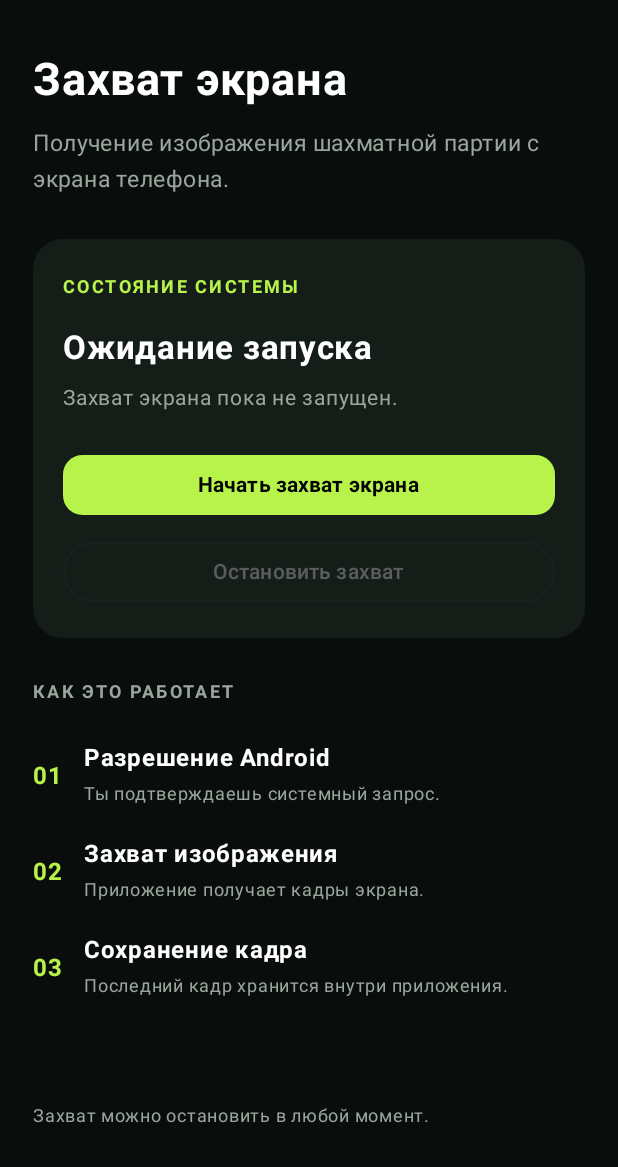
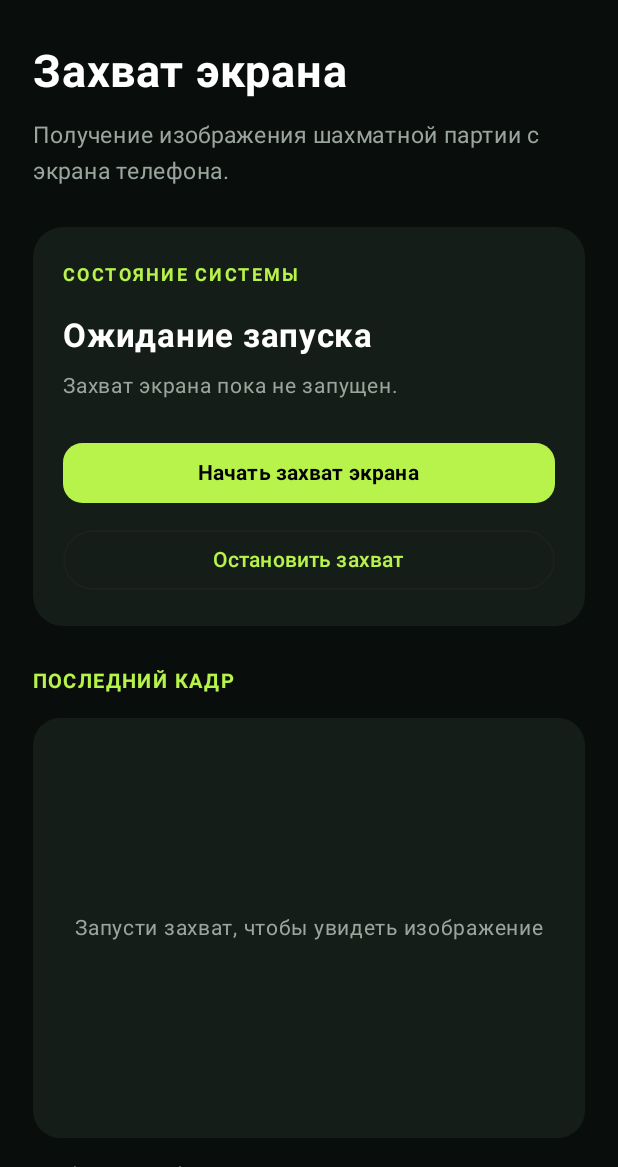
Before and after one commit to artemgura42-code/Chess-ui, an Android app built with Jetpack Compose: the screen it shows after launch (MainActivity), on a phone screen of 412 x 824 dp, the part 69-1236 px from its top. Run offline under Robolectric (Android 15) with nearby library versions, the phone set to English and light mode, and no system bars.

Commit message:
Implement automatic loading of last screen capture
Added functionality to automatically load the last screen capture and display it in the UI. Updated layout and spacing for better visual presentation.

```diff
--- a/app/src/main/java/com/chessvision/app/MainActivity.kt
+++ b/app/src/main/java/com/chessvision/app/MainActivity.kt
@@ -6,21 +6,30 @@ import android.content.Intent
 import android.media.projection.MediaProjectionManager
 import android.os.Build
 import android.os.Bundle
+import android.graphics.BitmapFactory
 import androidx.activity.ComponentActivity
 import androidx.activity.compose.setContent
 import androidx.activity.compose.rememberLauncherForActivityResult
 import androidx.activity.result.contract.ActivityResultContracts
+import androidx.compose.foundation.Image
 import androidx.compose.foundation.background
 import androidx.compose.foundation.layout.*
+import androidx.compose.foundation.rememberScrollState
 import androidx.compose.foundation.shape.RoundedCornerShape
+import androidx.compose.foundation.verticalScroll
 import androidx.compose.material3.*
 import androidx.compose.runtime.*
 import androidx.compose.ui.Alignment
 import androidx.compose.ui.Modifier
 import androidx.compose.ui.graphics.Color
+import androidx.compose.ui.graphics.asImageBitmap
+import androidx.compose.ui.layout.ContentScale
+import androidx.compose.ui.platform.LocalContext
 import androidx.compose.ui.text.font.FontWeight
 import androidx.compose.ui.unit.dp
 import androidx.compose.ui.unit.sp
+import kotlinx.coroutines.delay
+import java.io.File
 
 private val Background = Color(0xFF090D0B)
 private val Panel = Color(0xFF151D18)
@@ -75,7 +84,11 @@ fun ChessVisionApp(
         mutableStateOf("Захват экрана пока не запущен.")
     }
 
-    val context = androidx.compose.ui.platform.LocalContext.current
+    var previewBitmap by remember {
+        mutableStateOf<android.graphics.Bitmap?>(null)
+    }
+
+    val context = LocalContext.current
 
     val captureLauncher = rememberLauncherForActivityResult(
         ActivityResultContracts.StartActivityForResult()
@@ -88,6 +101,26 @@ fun ChessVisionApp(
             message = "Захват экрана активен."
         } else {
             message = "Разрешение на захват не предоставлено."
+        }
+    }
+
+    // Автоматически загружаем последний кадр
+    LaunchedEffect(capturing) {
+        while (capturing) {
+            val file = File(
+                context.filesDir,
+                "last_screen_capture.png"
+            )
+
+            if (file.exists() && file.length() > 0) {
+                val bitmap = BitmapFactory.decodeFile(file.absolutePath)
+
+                if (bitmap != null) {
+                    previewBitmap = bitmap
+                }
+            }
+
+            delay(1000)
         }
     }
 
@@ -105,8 +138,10 @@ fun ChessVisionApp(
             modifier = Modifier
                 .fillMaxSize()
                 .background(Background)
+                .verticalScroll(rememberScrollState())
                 .padding(22.dp)
         ) {
+
             Text(
                 "CHESS VISION",
                 color = Lime,
@@ -115,7 +150,7 @@ fun ChessVisionApp(
                 letterSpacing = 3.sp
             )
 
-            Spacer(Modifier.height(35.dp))
+            Spacer(Modifier.height(30.dp))
 
             Text(
                 "Захват экрана",
@@ -132,7 +167,7 @@ fun ChessVisionApp(
                 fontSize = 15.sp
             )
 
-            Spacer(Modifier.height(28.dp))
+            Spacer(Modifier.height(25.dp))
 
             Card(
                 modifier = Modifier.fillMaxWidth(),
@@ -155,7 +190,8 @@ fun ChessVisionApp(
                     Spacer(Modifier.height(15.dp))
 
                     Text(
-                        if (capturing) "Захват активен" else "Ожидание запуска",
+                        if (capturing) "Захват активен"
+                        else "Ожидание запуска",
                         color = Color.White,
                         fontSize = 22.sp,
                         fontWeight = FontWeight.Bold
@@ -206,15 +242,74 @@ fun ChessVisionApp(
                         enabled = capturing,
                         modifier = Modifier.fillMaxWidth()
                     ) {
-                        Text("Остановить захват")
+                        Text(
+                            "Остановить захват",
+                            color = Lime
+                        )
                     }
                 }
             }
 
-            Spacer(Modifier.height(24.dp))
+            Spacer(Modifier.height(25.dp))
 
             Text(
-                "КАК ЭТО РАБОТАЕТ",
+                "ПОСЛЕДНИЙ КАДР",
+                color = Lime,
+                fontSize = 13.sp,
+                fontWeight = FontWeight.Bold,
+                letterSpacing = 1.5.sp
+            )
+
+            Spacer(Modifier.height(12.dp))
+
+            Card(
+                modifier = Modifier.fillMaxWidth(),
+                shape = RoundedCornerShape(18.dp),
+                colors = CardDefaults.cardColors(
+                    containerColor = Panel
+                )
+            ) {
+                Box(
+                    modifier = Modifier
+                        .fillMaxWidth()
+                        .height(280.dp)
+                        .padding(10.dp),
+                    contentAlignment = Alignment.Center
+                ) {
+                    val bitmap = previewBitmap
+
+                    if (bitmap != null) {
+                        Image(
+                            bitmap = bitmap.asImageBitmap(),
+                            contentDescription = "Последний захваченный кадр",
+                            modifier = Modifier.fillMaxSize(),
+                            contentScale = ContentScale.Fit
+                        )
+                    } else {
+                        Text(
+                            if (capturing)
+                                "Ожидание первого изображения..."
+                            else
+                                "Запусти захват, чтобы увидеть изображение",
+                            color = Muted,
+                            fontSize = 14.sp
+                        )
+                    }
+                }
+            }
+
+            Spacer(Modifier.height(12.dp))
+
+            Text(
+                "Изображение обновляется автоматически во время захвата.",
+                color = Muted,
+                fontSize = 12.sp
+            )
+
+            Spacer(Modifier.height(28.dp))
+
+            Text(
+                "СЛЕДУЮЩИЕ ЭТАПЫ",
                 color = Muted,
                 fontSize = 12.sp,
                 fontWeight = FontWeight.Bold,
@@ -223,27 +318,51 @@ fun ChessVisionApp(
 
             Spacer(Modifier.height(12.dp))
 
-            InfoItem("01", "Разрешение Android", "Ты подтверждаешь системный запрос.")
-            InfoItem("02", "Захват изображения", "Приложение получает кадры экрана.")
-            InfoItem("03", "Сохранение кадра", "Последний кадр хранится внутри приложения.")
+            InfoItem(
+                "01",
+                "Получение изображения",
+                "Захват кадров экрана телефона."
+            )
 
-            Spacer(Modifier.weight(1f))
+            InfoItem(
+                "02",
+                "Распознавание доски",
+                "Определение границ шахматной доски."
+            )
+
+            InfoItem(
+                "03",
+                "Распознавание фигур",
+                "Определение расположения фигур."
+            )
+
+            InfoItem(
+                "04",
+                "Шахматный анализ",
+                "Подготовка позиции для Stockfish 10."
+            )
+
+            Spacer(Modifier.height(20.dp))
 
             Text(
-                "Захват можно остановить в любой момент.",
+                "CHESS VISION",
                 color = Muted,
-                fontSize = 12.sp
+                fontSize = 11.sp
             )
         }
     }
 }
 
 @Composable
-fun InfoItem(number: String, title: String, description: String) {
+fun InfoItem(
+    number: String,
+    title: String,
+    description: String
+) {
     Row(
         modifier = Modifier
             .fillMaxWidth()
-            .padding(vertical = 8.dp),
+            .padding(vertical = 9.dp),
         verticalAlignment = Alignment.CenterVertically
     ) {
         Text(
@@ -256,8 +375,17 @@ fun InfoItem(number: String, title: String, description: String) {
         Spacer(Modifier.width(14.dp))
 
         Column {
-            Text(title, color = Color.White, fontWeight = FontWeight.Bold)
-            Text(description, color = Muted, fontSize = 12.sp)
+            Text(
+                title,
+                color = Color.White,
+                fontWeight = FontWeight.Bold
+            )
+
+            Text(
+                description,
+                color = Muted,
+                fontSize = 12.sp
+            )
         }
     }
 }
```
